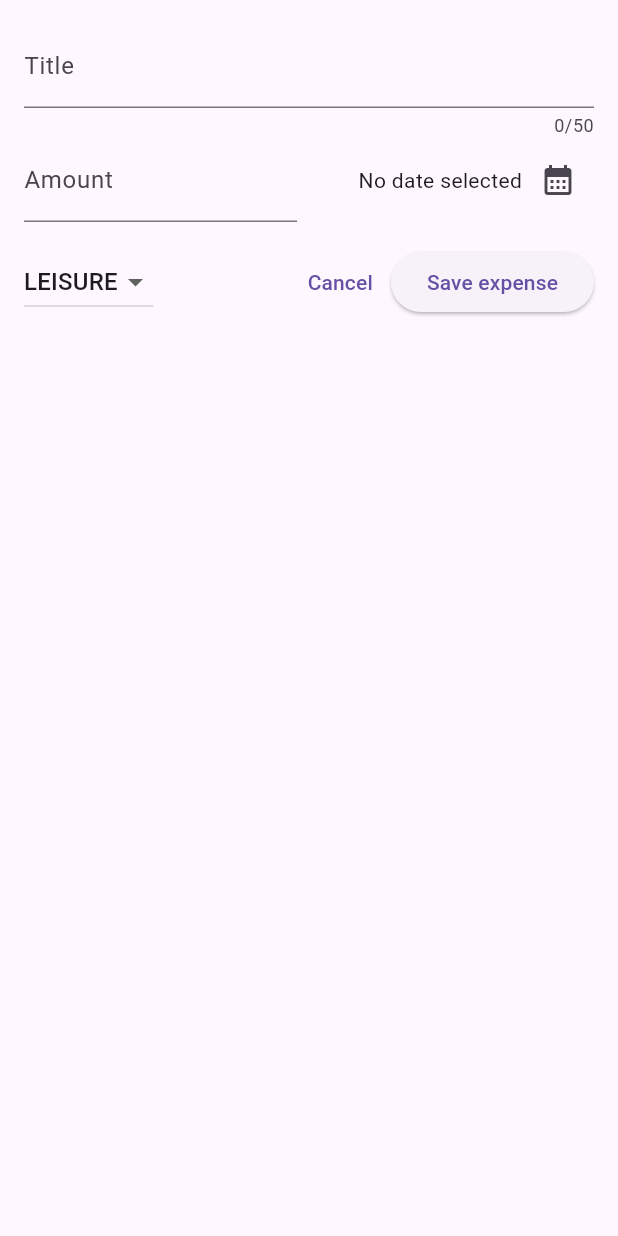
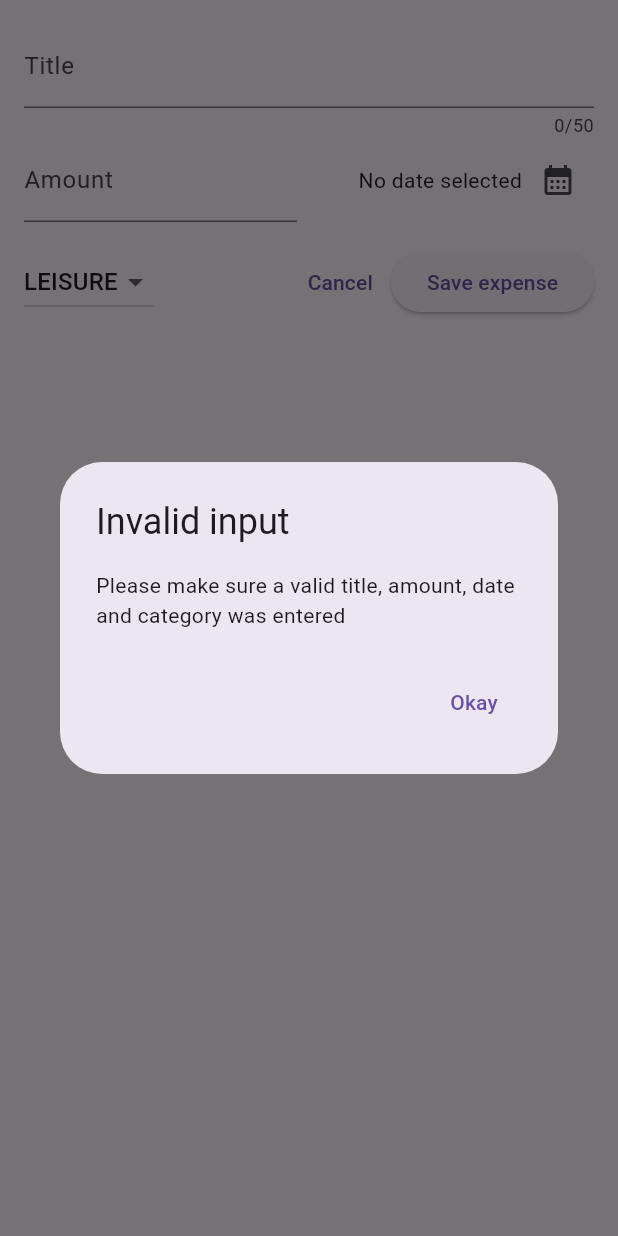
Before and after one commit to DanielNeset/expense_tracker, a Flutter app: the NewExpense widget shown alone on an empty page, opened directly, after a tap on "Save expense", on a phone screen of 412 x 824 dp. Run offline on Flutter 3.47's test engine with Material 3 defaults, Android fonts, the phone set to English and light mode, and no system bars.

Commit message:
Added user validation to input and date fields

```diff
--- a/lib/widgets/new_expense.dart
+++ b/lib/widgets/new_expense.dart
@@ -31,6 +31,31 @@ class _NewExpenseState extends State<NewExpense> {
     setState(() {
       _selectedDate = pickedDate;
     });
+  }
+
+  void _submitExpenseData() {
+    final enteredAmount = double.tryParse(_amountController.text);
+    final amountIsInvalid = enteredAmount == null || enteredAmount <= 0;
+    if (_titleController.text.trim().isEmpty ||
+        amountIsInvalid ||
+        _selectedDate == null) {
+      showDialog(
+        context: context,
+        builder: (ctx) => AlertDialog(
+          title: const Text('Invalid input'),
+          content: const Text(
+              'Please make sure a valid title, amount, date and category was entered'),
+          actions: [
+            TextButton(
+                onPressed: () {
+                  Navigator.pop(ctx);
+                },
+                child: const Text('Okay')),
+          ],
+        ),
+      );
+      return;
+    }
   }
 
   @override
@@ -113,10 +138,7 @@ class _NewExpenseState extends State<NewExpense> {
                 child: const Text('Cancel'),
               ),
               ElevatedButton(
-                onPressed: () {
-                  print(_titleController.text);
-                  print(_amountController.text);
-                },
+                onPressed: _submitExpenseData,
                 child: const Text('Save expense'),
               ),
             ],
```
